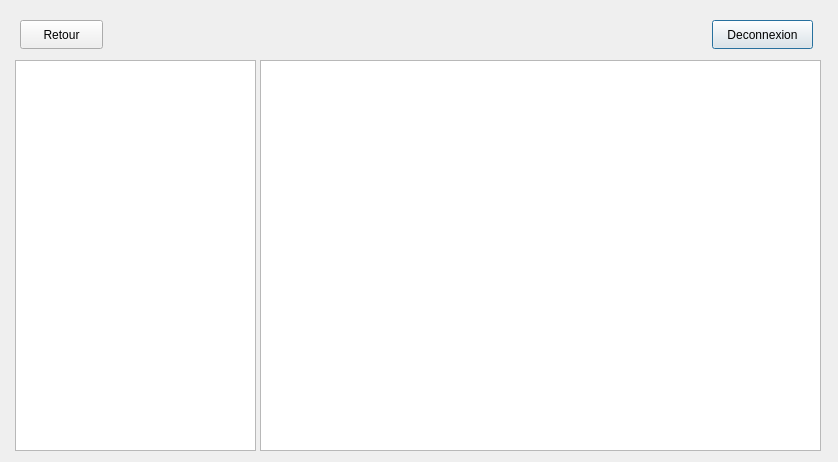
This is visualizedb.ui in Zorehi/TP_Qt_1 as Qt 5 draws it before an edit. The edited form follows.
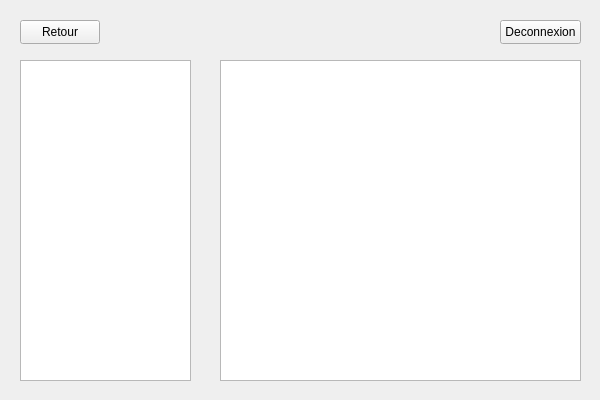
This is the edited form.

What changed in the file:
```diff
--- a/visualizedb.ui
+++ b/visualizedb.ui
@@ -1,66 +1,66 @@
 <?xml version="1.0" encoding="UTF-8"?>
 <ui version="4.0">
- <class>visualizedb</class>
- <widget class="QDialog" name="visualizedb">
+ <class>VisualizeDb</class>
+ <widget class="QWidget" name="VisualizeDb">
   <property name="geometry">
    <rect>
     <x>0</x>
     <y>0</y>
-    <width>838</width>
-    <height>462</height>
+    <width>600</width>
+    <height>400</height>
    </rect>
   </property>
   <property name="windowTitle">
-   <string>Dialog</string>
+   <string>Form</string>
   </property>
-  <property name="modal">
-   <bool>false</bool>
-  </property>
+  <widget class="QListWidget" name="listWidget">
+   <property name="geometry">
+    <rect>
+     <x>20</x>
+     <y>60</y>
+     <width>171</width>
+     <height>321</height>
+    </rect>
+   </property>
+  </widget>
   <widget class="QTableView" name="tableView">
    <property name="geometry">
     <rect>
-     <x>260</x>
+     <x>220</x>
      <y>60</y>
-     <width>561</width>
-     <height>391</height>
+     <width>361</width>
+     <height>321</height>
     </rect>
    </property>
+   <property name="sortingEnabled">
+    <bool>true</bool>
+   </property>
   </widget>
   <widget class="QPushButton" name="pushButton">
    <property name="geometry">
     <rect>
-     <x>712</x>
-     <y>20</y>
-     <width>101</width>
-     <height>29</height>
-    </rect>
-   </property>
-   <property name="text">
-    <string>Deconnexion</string>
-   </property>
-  </widget>
-  <widget class="QPushButton" name="pushButton_2">
-   <property name="geometry">
-    <rect>
      <x>20</x>
      <y>20</y>
-     <width>83</width>
-     <height>29</height>
+     <width>80</width>
+     <height>24</height>
     </rect>
    </property>
    <property name="text">
     <string>Retour</string>
    </property>
   </widget>
-  <widget class="QListWidget" name="listWidget">
+  <widget class="QPushButton" name="pushButton_2">
    <property name="geometry">
     <rect>
-     <x>15</x>
-     <y>60</y>
-     <width>241</width>
-     <height>391</height>
+     <x>500</x>
+     <y>20</y>
+     <width>81</width>
+     <height>24</height>
     </rect>
    </property>
+   <property name="text">
+    <string>Deconnexion</string>
+   </property>
   </widget>
  </widget>
  <resources/>
```
